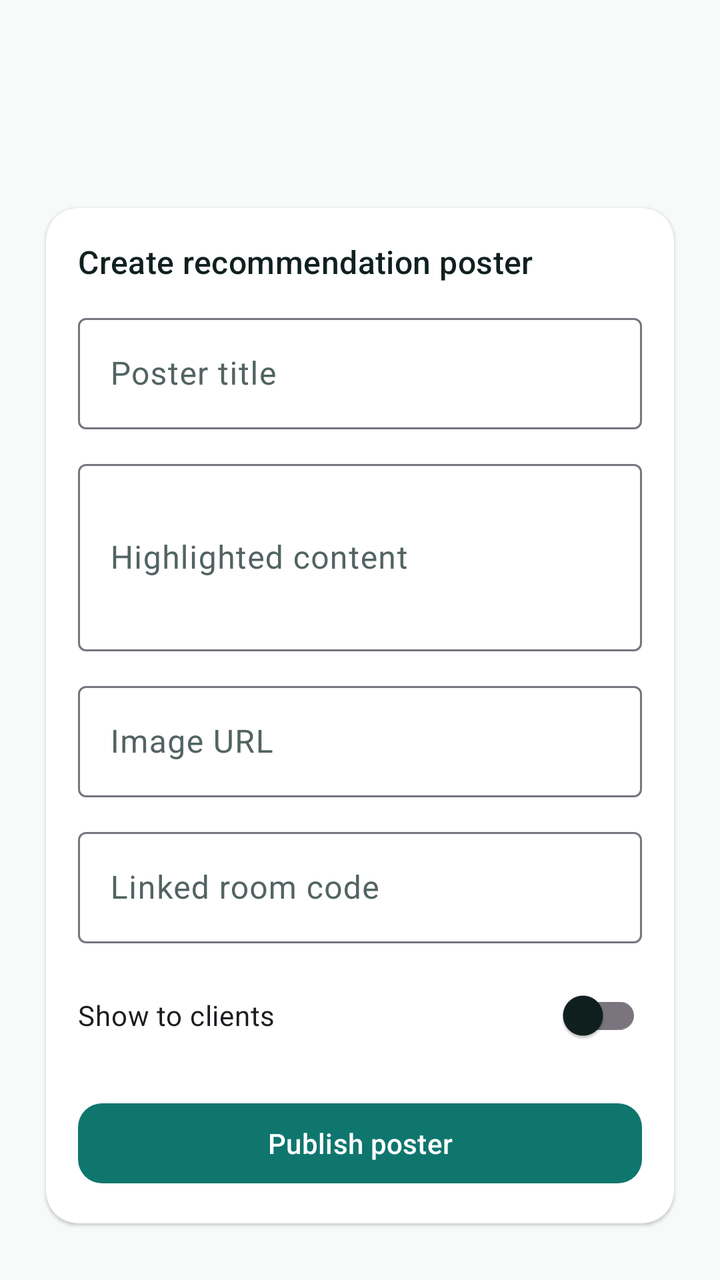
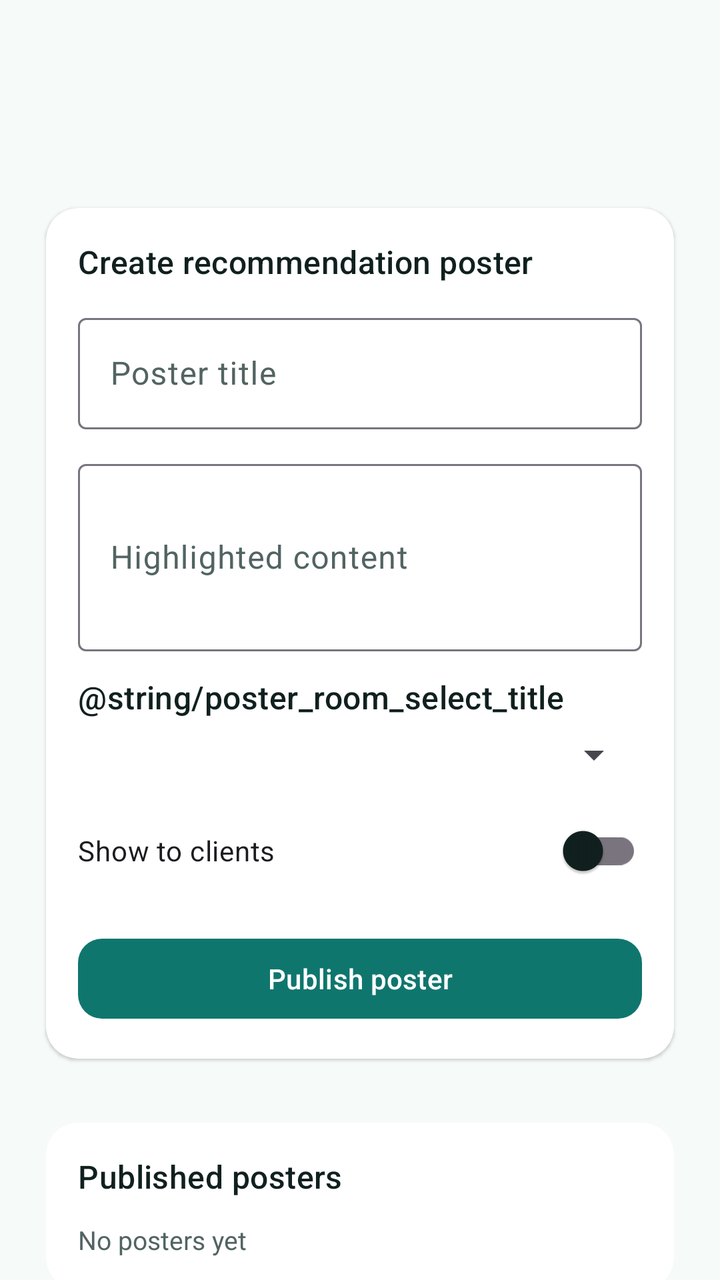

Two renders of the same Android screen: before a commit and after it. Below are the layout's source before the change and the commit's diff.
<!-- AndroidManifest.xml: application theme Theme.Hotelapp_test2 -->
<!-- res/layout/activity_poster_recommendation.xml -->
<?xml version="1.0" encoding="utf-8"?>
<LinearLayout xmlns:android="http://schemas.android.com/apk/res/android"
    xmlns:app="http://schemas.android.com/apk/res-auto"
    android:layout_width="match_parent"
    android:layout_height="match_parent"
    android:background="@color/surface_base"
    android:orientation="vertical">

    <com.google.android.material.appbar.MaterialToolbar
        android:id="@+id/toolbar"
        android:layout_width="match_parent"
        android:layout_height="wrap_content"
        android:layout_marginStart="@dimen/space_m"
        android:layout_marginTop="@dimen/space_m"
        android:layout_marginEnd="@dimen/space_m" />

    <androidx.core.widget.NestedScrollView
        android:layout_width="match_parent"
        android:layout_height="0dp"
        android:layout_weight="1"
        android:fillViewport="true">

        <LinearLayout
            android:layout_width="match_parent"
            android:layout_height="wrap_content"
            android:orientation="vertical"
            android:padding="@dimen/space_m">

            <com.google.android.material.card.MaterialCardView
                android:id="@+id/posterRecommendFormCard"
                style="@style/Widget.Hotel.Card"
                android:layout_width="match_parent"
                android:layout_height="wrap_content">

                <LinearLayout
                    android:layout_width="match_parent"
                    android:layout_height="wrap_content"
                    android:orientation="vertical"
                    android:padding="@dimen/space_m">

                    <TextView
                        android:layout_width="wrap_content"
                        android:layout_height="wrap_content"
                        style="@style/TextAppearance.Hotel.SectionTitle"
                        android:text="@string/poster_recommend_title" />

                    <com.google.android.material.textfield.TextInputLayout
                        android:id="@+id/posterRecommendTitleLayout"
                        style="@style/Widget.Material3.TextInputLayout.OutlinedBox"
                        android:layout_width="match_parent"
                        android:layout_height="wrap_content"
                        android:layout_marginTop="@dimen/space_s"
                        android:hint="@string/poster_title_hint">

                        <com.google.android.material.textfield.TextInputEditText
                            android:id="@+id/posterRecommendTitle"
                            android:layout_width="match_parent"
                            android:layout_height="wrap_content" />
                    </com.google.android.material.textfield.TextInputLayout>

                    <com.google.android.material.textfield.TextInputLayout
                        android:id="@+id/posterRecommendContentLayout"
                        style="@style/Widget.Material3.TextInputLayout.OutlinedBox"
                        android:layout_width="match_parent"
                        android:layout_height="wrap_content"
                        android:layout_marginTop="@dimen/space_s"
                        android:hint="@string/poster_content_hint">

                        <com.google.android.material.textfield.TextInputEditText
                            android:id="@+id/posterRecommendContent"
                            android:layout_width="match_parent"
                            android:layout_height="wrap_content"
                            android:inputType="textMultiLine"
                            android:minLines="3" />
                    </com.google.android.material.textfield.TextInputLayout>

                    <com.google.android.material.textfield.TextInputLayout
                        android:id="@+id/posterRecommendImageLayout"
                        style="@style/Widget.Material3.TextInputLayout.OutlinedBox"
                        android:layout_width="match_parent"
                        android:layout_height="wrap_content"
                        android:layout_marginTop="@dimen/space_s"
                        android:hint="@string/poster_image_hint">

                        <com.google.android.material.textfield.TextInputEditText
                            android:id="@+id/posterRecommendImage"
                            android:layout_width="match_parent"
                            android:layout_height="wrap_content"
                            android:inputType="textUri" />
                    </com.google.android.material.textfield.TextInputLayout>

                    <com.google.android.material.textfield.TextInputLayout
                        android:id="@+id/posterRecommendRoomLayout"
                        style="@style/Widget.Material3.TextInputLayout.OutlinedBox"
                        android:layout_width="match_parent"
                        android:layout_height="wrap_content"
                        android:layout_marginTop="@dimen/space_s"
                        android:hint="@string/poster_room_hint">

                        <com.google.android.material.textfield.TextInputEditText
                            android:id="@+id/posterRecommendRoom"
                            android:layout_width="match_parent"
                            android:layout_height="wrap_content" />
                    </com.google.android.material.textfield.TextInputLayout>

                    <com.google.android.material.switchmaterial.SwitchMaterial
                        android:id="@+id/posterRecommendActive"
                        android:layout_width="match_parent"
                        android:layout_height="wrap_content"
                        android:layout_marginTop="@dimen/space_s"
                        android:text="@string/poster_active" />

                    <com.google.android.material.button.MaterialButton
                        android:id="@+id/posterRecommendButton"
                        android:layout_width="match_parent"
                        android:layout_height="wrap_content"
                        android:layout_marginTop="@dimen/space_m"
                        android:text="@string/poster_recommend_submit" />

                </LinearLayout>
            </com.google.android.material.card.MaterialCardView>

            <com.google.android.material.card.MaterialCardView
                style="@style/Widget.Hotel.Card"
                android:layout_width="match_parent"
                android:layout_height="wrap_content"
                android:layout_marginTop="@dimen/space_m">

                <LinearLayout
                    android:layout_width="match_parent"
                    android:layout_height="wrap_content"
                    android:orientation="vertical"
                    android:padding="@dimen/space_m">

                    <TextView
                        style="@style/TextAppearance.Hotel.SectionTitle"
                        android:layout_width="wrap_content"
                        android:layout_height="wrap_content"
                        android:text="@string/poster_list_title" />

                    <TextView
                        android:id="@+id/posterRecommendEmptyText"
                        android:layout_width="match_parent"
                        android:layout_height="wrap_content"
                        android:layout_marginTop="@dimen/space_s"
                        android:text="@string/poster_empty"
                        android:textColor="@color/text_secondary"
                        android:textSize="13sp" />

                    <LinearLayout
                        android:id="@+id/posterRecommendListContainer"
                        android:layout_width="match_parent"
                        android:layout_height="wrap_content"
                        android:orientation="vertical" />
                </LinearLayout>
            </com.google.android.material.card.MaterialCardView>
        </LinearLayout>
    </androidx.core.widget.NestedScrollView>
</LinearLayout>
<!-- resources referenced by this layout -->
<resources>
  <color name="surface_base">#F6FAF9</color>
  <color name="text_secondary">#526462</color>
  <dimen name="space_m">16dp</dimen>
  <dimen name="space_s">12dp</dimen>
  <string name="poster_active">Show to clients</string>
  <string name="poster_content_hint">Highlighted content</string>
  <string name="poster_empty">No posters yet</string>
  <string name="poster_image_hint">Image URL</string>
  <string name="poster_list_title">Published posters</string>
  <string name="poster_recommend_submit">Publish poster</string>
  <string name="poster_recommend_title">Create recommendation poster</string>
  <string name="poster_room_hint">Linked room code</string>
  <string name="poster_title_hint">Poster title</string>
  <style name="TextAppearance.Hotel.SectionTitle" parent="TextAppearance.Material3.TitleMedium">
          <item name="android:textColor">?attr/colorOnSurface</item>
          <item name="fontFamily">sans-serif-medium</item>
          <item name="android:fontFamily">sans-serif-medium</item>
      </style>
  <style name="Widget.Hotel.Card" parent="Widget.Material3.CardView.Elevated">
          <item name="cardCornerRadius">@dimen/radius_m</item>
          <item name="cardUseCompatPadding">true</item>
          <item name="cardBackgroundColor">@color/surface_card</item>
      </style>
  <style name="Theme.Hotelapp_test2" parent="Base.Theme.Hotelapp_test2" />
  <dimen name="radius_m">16dp</dimen>
  <color name="surface_card">#FFFFFFFF</color>
  <color name="brand_primary">#0F766E</color>
  <color name="white">#FFFFFFFF</color>
  <color name="brand_secondary">#2563EB</color>
  <color name="accent_gold">#F59E0B</color>
  <color name="text_primary">#10201F</color>
  <style name="Widget.Hotel.Toolbar" parent="Widget.Material3.Toolbar">
          <item name="titleTextColor">?attr/colorOnSurface</item>
          <item name="subtitleTextColor">?attr/colorOnSurfaceVariant</item>
          <item name="titleTextAppearance">@style/TextAppearance.Hotel.ToolbarTitle</item>
          <item name="subtitleTextAppearance">@style/TextAppearance.Hotel.BodySmall</item>
      </style>
  <style name="Widget.Hotel.Button.Primary" parent="Widget.Material3.Button">
          <item name="backgroundTint">@color/brand_primary</item>
          <item name="android:textColor">@color/white</item>
          <item name="cornerRadius">@dimen/radius_s</item>
          <item name="android:minHeight">@dimen/button_min_height</item>
          <item name="fontFamily">sans-serif-medium</item>
      </style>
  <style name="TextAppearance.Hotel.ToolbarTitle" parent="TextAppearance.Material3.TitleLarge">
          <item name="fontFamily">sans-serif-medium</item>
          <item name="android:fontFamily">sans-serif-medium</item>
          <item name="android:textColor">?attr/colorOnSurface</item>
      </style>
  <style name="TextAppearance.Hotel.BodySmall" parent="TextAppearance.Material3.BodySmall">
          <item name="fontFamily">sans-serif</item>
          <item name="android:fontFamily">sans-serif</item>
          <item name="android:textColor">?attr/colorOnSurfaceVariant</item>
      </style>
  <dimen name="radius_s">12dp</dimen>
  <dimen name="button_min_height">48dp</dimen>
  <!-- unchanged entries left out for length: 1 -->
</resources>

<!-- the commit's change to res/layout/activity_poster_recommendation.xml (unified diff, before → after) -->
@@ -74,34 +74,18 @@
                             android:minLines="3" />
                     </com.google.android.material.textfield.TextInputLayout>
 
-                    <com.google.android.material.textfield.TextInputLayout
-                        android:id="@+id/posterRecommendImageLayout"
-                        style="@style/Widget.Material3.TextInputLayout.OutlinedBox"
+                    <TextView
+                        style="@style/TextAppearance.Hotel.SectionTitle"
                         android:layout_width="match_parent"
                         android:layout_height="wrap_content"
                         android:layout_marginTop="@dimen/space_s"
-                        android:hint="@string/poster_image_hint">
+                        android:text="@string/poster_room_select_title" />
 
-                        <com.google.android.material.textfield.TextInputEditText
-                            android:id="@+id/posterRecommendImage"
-                            android:layout_width="match_parent"
-                            android:layout_height="wrap_content"
-                            android:inputType="textUri" />
-                    </com.google.android.material.textfield.TextInputLayout>
-
-                    <com.google.android.material.textfield.TextInputLayout
-                        android:id="@+id/posterRecommendRoomLayout"
-                        style="@style/Widget.Material3.TextInputLayout.OutlinedBox"
+                    <Spinner
+                        android:id="@+id/posterRecommendRoomSpinner"
                         android:layout_width="match_parent"
                         android:layout_height="wrap_content"
-                        android:layout_marginTop="@dimen/space_s"
-                        android:hint="@string/poster_room_hint">
-
-                        <com.google.android.material.textfield.TextInputEditText
-                            android:id="@+id/posterRecommendRoom"
-                            android:layout_width="match_parent"
-                            android:layout_height="wrap_content" />
-                    </com.google.android.material.textfield.TextInputLayout>
+                        android:layout_marginTop="@dimen/space_xs" />
 
                     <com.google.android.material.switchmaterial.SwitchMaterial
                         android:id="@+id/posterRecommendActive"
<!-- resource entries referenced after the edit -->
@@ -4,14 +4,13 @@
   <color name="text_secondary">#526462</color>
   <dimen name="space_m">16dp</dimen>
   <dimen name="space_s">12dp</dimen>
+  <dimen name="space_xs">6dp</dimen>
   <string name="poster_active">Show to clients</string>
   <string name="poster_content_hint">Highlighted content</string>
   <string name="poster_empty">No posters yet</string>
-  <string name="poster_image_hint">Image URL</string>
   <string name="poster_list_title">Published posters</string>
   <string name="poster_recommend_submit">Publish poster</string>
   <string name="poster_recommend_title">Create recommendation poster</string>
-  <string name="poster_room_hint">Linked room code</string>
   <string name="poster_title_hint">Poster title</string>
   <style name="TextAppearance.Hotel.SectionTitle" parent="TextAppearance.Material3.TitleMedium">
           <item name="android:textColor">?attr/colorOnSurface</item>
